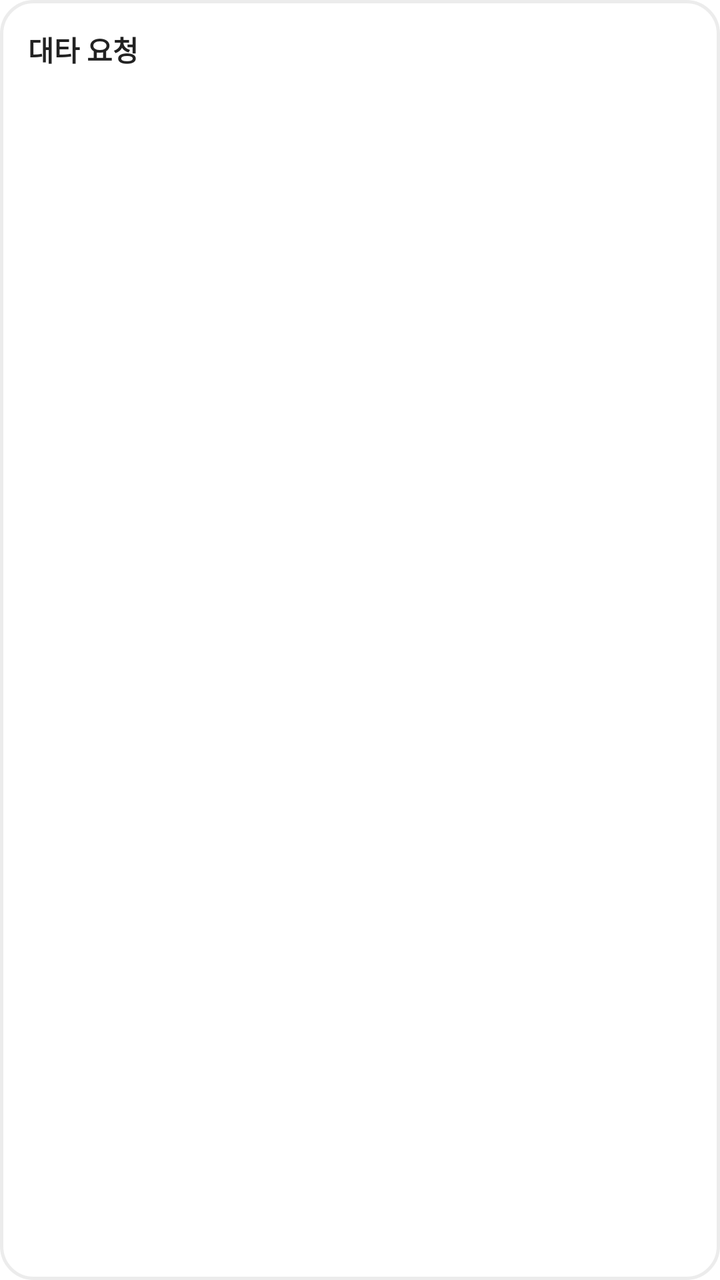
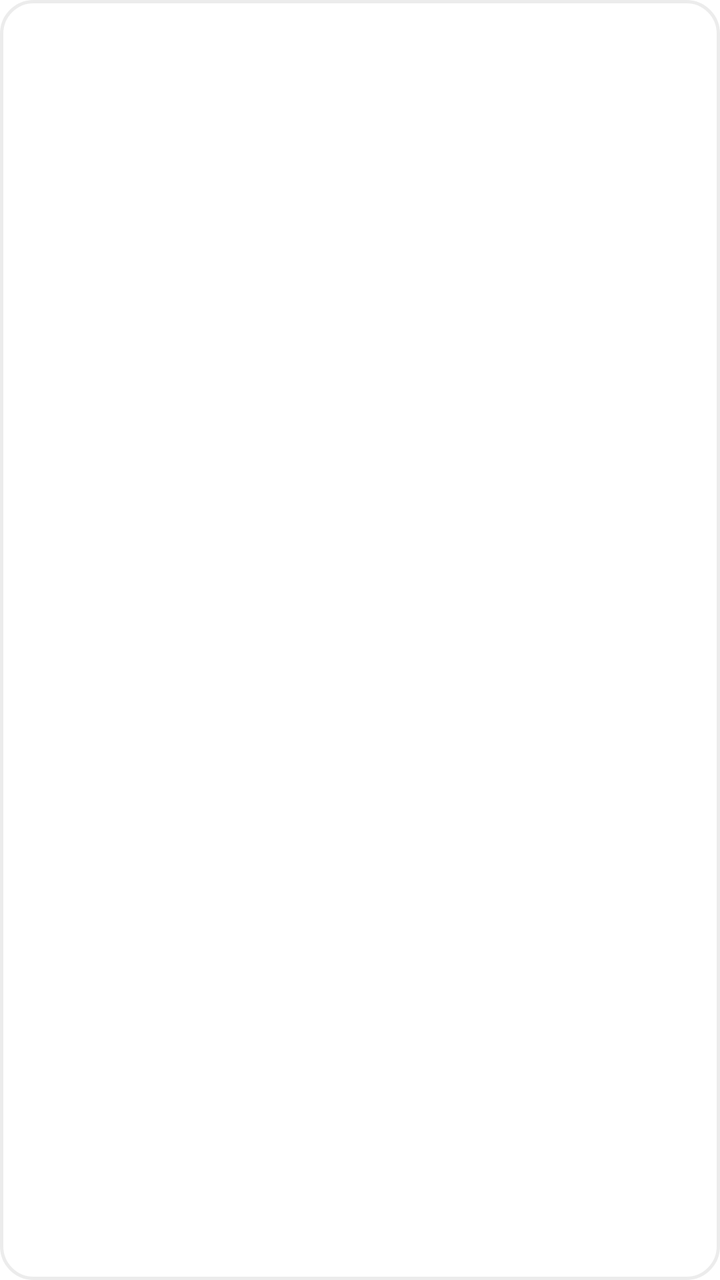

Compare the two renders of this Android layout. The source of the first and the diff that turns it into the second are given below.
<!-- AndroidManifest.xml: application theme Theme.PTManagerEmployer -->
<!-- res/layout/item_swap_request.xml -->
<?xml version="1.0" encoding="utf-8"?>
<LinearLayout xmlns:android="http://schemas.android.com/apk/res/android"
    android:layout_width="match_parent"
    android:layout_height="wrap_content"
    android:layout_marginTop="10dp"
    android:orientation="vertical"
    android:background="@drawable/bg_card"
    android:padding="14dp"
    android:foreground="?attr/selectableItemBackground">

    <LinearLayout
        android:layout_width="match_parent"
        android:layout_height="wrap_content"
        android:orientation="horizontal"
        android:gravity="center_vertical">

        <TextView
            android:id="@+id/tv_title"
            android:layout_width="0dp"
            android:layout_height="wrap_content"
            android:layout_weight="1"
            android:text="대타 요청"
            android:textColor="@color/text_primary"
            android:textSize="14sp"
            android:textStyle="bold" />

        <TextView
            android:id="@+id/tv_badge"
            android:layout_width="wrap_content"
            android:layout_height="wrap_content"
            android:text=""
            android:textColor="@color/warn_orange"
            android:textSize="10sp"
            android:textStyle="bold"
            android:paddingHorizontal="9dp"
            android:paddingVertical="4dp" />
    </LinearLayout>

    <TextView
        android:id="@+id/tv_sub"
        android:layout_width="wrap_content"
        android:layout_height="wrap_content"
        android:layout_marginTop="6dp"
        android:text=""
        android:textColor="@color/text_tertiary"
        android:textSize="12sp" />
</LinearLayout>
<!-- resources referenced by this layout -->
<resources>
  <color name="text_primary">#222222</color>
  <color name="text_tertiary">#999999</color>
  <color name="warn_orange">#F08C00</color>
  <!-- drawable bg_card (drawable) -->
  <?xml version="1.0" encoding="utf-8"?>
  <shape xmlns:android="http://schemas.android.com/apk/res/android" android:shape="rectangle">
      <solid android:color="@color/white" />
      <corners android:radius="16dp" />
      <stroke android:width="1.5dp" android:color="@color/border" />
  </shape>
  <style name="Theme.PTManagerEmployer" parent="Base.Theme.PTManagerEmployer" />
  <color name="white">#FFFFFFFF</color>
  <color name="border">#ECECEC</color>
  <style name="Base.Theme.PTManagerEmployer" parent="Theme.Material3.Light.NoActionBar">
          <item name="colorPrimary">@color/brand</item>
          <item name="colorOnPrimary">@color/white</item>
          <item name="colorSurface">@color/white</item>
          <item name="colorOnSurface">@color/text_primary</item>
          <item name="android:colorBackground">@color/white</item>
          <item name="android:statusBarColor">@color/white</item>
          <item name="android:navigationBarColor">@color/white</item>
          <item name="android:windowLightStatusBar">true</item>
          <item name="android:windowLightNavigationBar" tools:targetApi="o_mr1">true</item>
      </style>
  <color name="brand">#7048E8</color>
</resources>

<!-- the commit's change to res/layout/item_swap_request.xml (unified diff, before → after) -->
@@ -19,7 +19,7 @@
             android:layout_width="0dp"
             android:layout_height="wrap_content"
             android:layout_weight="1"
-            android:text="대타 요청"
+            android:text=""
             android:textColor="@color/text_primary"
             android:textSize="14sp"
             android:textStyle="bold" />
